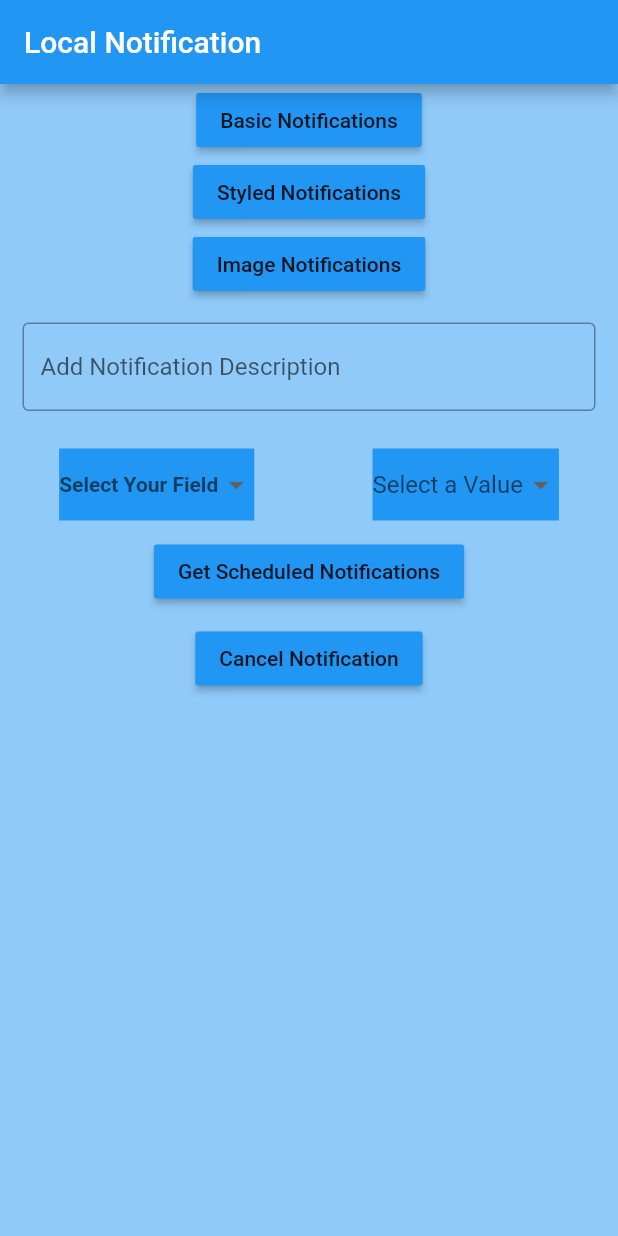
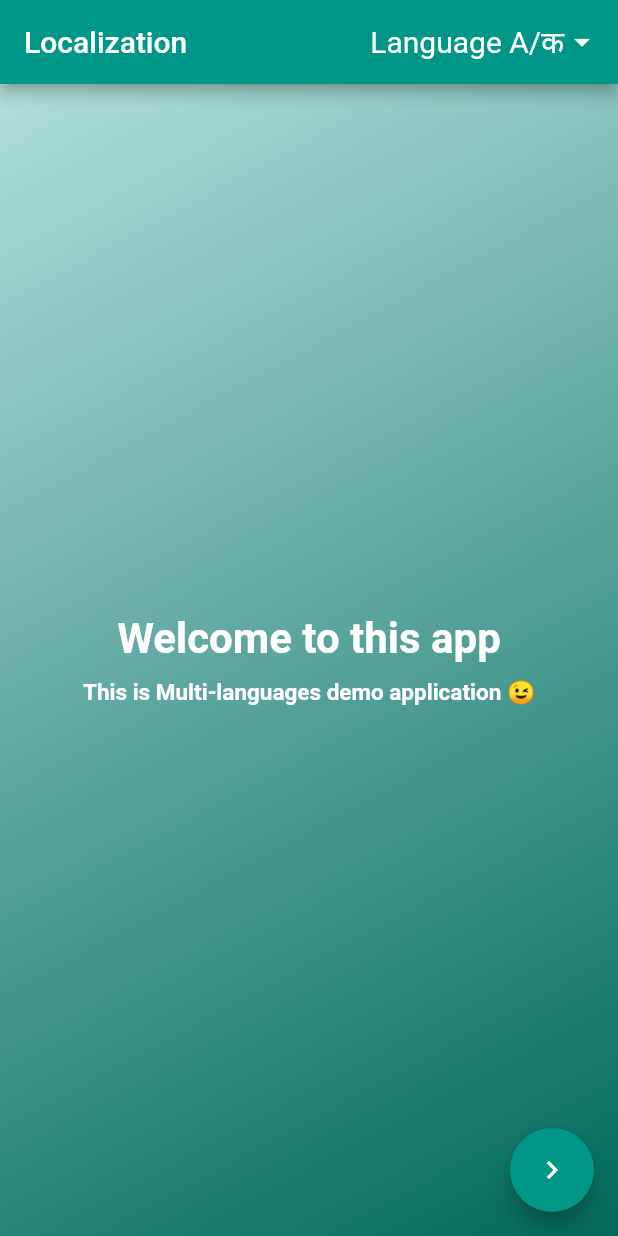
Before and after one commit to sawantmohit25/Practice_concepts, a Flutter app: the screen it shows after launch, on a phone screen of 412 x 824 dp. Run offline on Flutter 3.47's test engine with Material 2 defaults, Android fonts, the phone set to English and light mode, and no system bars; our stand-ins replace cloud_firestore, device_preview, dio, firebase_auth, firebase_messaging, flutter_local_notifications and 12 more; accounts and stored records are empty; generated files the repository leaves out were written again.

Commit message:
Live Location and Multi languages Implemented

```diff
--- /dev/null
+++ b/lang/en.json
@@ -0,0 +1,5 @@
+{
+  "first_string": "Welcome to this app",
+  "second_string": "This is Multi-languages demo application 😉",
+  "app_title": "Localization "
+}
--- /dev/null
+++ b/lang/hi.json
@@ -0,0 +1,5 @@
+{
+  "first_string": "इस ऐप में आपका स्वागत है",
+  "second_string": "यह मल्टी लैंग्वेज डेमो एप्लीकेशन है 😉",
+  "app_title": "स्थानीयकरण "
+}
--- /dev/null
+++ b/lang/mr.json
@@ -0,0 +1,5 @@
+{
+  "first_string": "या अॅपमध्ये आपले स्वागत आहे",
+  "second_string": "हा बहु-भाषेचा डेमो अनुप्रयोग आहे 😉",
+  "app_title": "स्थानिकीकरण "
+}
--- /dev/null
+++ b/lib/app_localizations.dart
@@ -0,0 +1,65 @@
+import 'dart:async';
+import 'dart:convert';
+import 'package:flutter/material.dart';
+import 'package:flutter/services.dart';
+
+class AppLocalizations{
+
+  final Locale locale;
+  AppLocalizations(this.locale);
+
+  static AppLocalizations of(BuildContext context) {
+    return Localizations.of<AppLocalizations>(context, AppLocalizations);
+  }
+
+  // Static member to have a simple access to the delegate from the MaterialApp
+  static const LocalizationsDelegate<AppLocalizations> delegate =
+  _AppLocalizationsDelegate();
+
+
+  Map<String, String> _localizedStrings;
+
+  Future<bool> load() async {
+    // Load the language JSON file from the "lang" folder
+    String jsonString = await rootBundle.loadString('lang/${locale.languageCode}.json');
+
+    Map<String, dynamic> jsonMap = json.decode(jsonString);
+
+    _localizedStrings = jsonMap.map((key, value) {
+      return MapEntry(key, value.toString());
+    });
+
+    return true;
+  }
+
+  // This method will be called from every widget which needs a localized text
+  String translate(String key) {
+    return _localizedStrings[key];
+  }
+
+
+}
+
+class _AppLocalizationsDelegate
+    extends LocalizationsDelegate<AppLocalizations> {
+  // This delegate instance will never change (it doesn't even have fields!)
+  // It can provide a constant constructor.
+  const _AppLocalizationsDelegate();
+
+  @override
+  bool isSupported(Locale locale) {
+    // Include all of your supported language codes here
+    return ['en', 'hi','mr'].contains(locale.languageCode);
+  }
+
+  @override
+  Future<AppLocalizations> load(Locale locale) async {
+    // AppLocalizations class is where the JSON loading actually runs
+    AppLocalizations localizations = new AppLocalizations(locale);
+    await localizations.load();
+    return localizations;
+  }
+
+  @override
+  bool shouldReload(_AppLocalizationsDelegate old) => false;
+}
--- /dev/null
+++ b/lib/l10n.dart
@@ -0,0 +1,20 @@
+import 'package:flutter/material.dart';
+class L10n{
+  static final all=[
+    const Locale('en','US'),
+    const Locale('hi','IN'),
+    const Locale('mr','IN'),
+  ];
+  static String getLanguage(String code){
+    switch(code){
+      case 'en':
+        return 'English';
+      case 'hi':
+        return 'Hindi';
+      case 'mr':
+        return 'Marathi';
+      default :
+        return 'English';
+    }
+  }
+}
--- /dev/null
+++ b/lib/locale_provider.dart
@@ -0,0 +1,17 @@
+import 'package:flutter/material.dart';
+import 'package:sembast_app/l10n.dart';
+class LocaleProvider extends ChangeNotifier{
+  Locale _locale;
+
+  Locale get locale => _locale;
+
+  void setLocale(Locale locale){
+    if(!L10n.all.contains(locale)) return;
+    _locale=locale;
+    notifyListeners();
+  }
+  clearLocale(){
+    _locale=null;
+    notifyListeners();
+  }
+}
--- /dev/null
+++ b/lib/localization/language_picker.dart
@@ -0,0 +1,32 @@
+import 'package:flutter/material.dart';
+import 'package:provider/provider.dart';
+import 'package:sembast_app/l10n.dart';
+import 'package:sembast_app/locale_provider.dart';
+class LanguagePicker extends StatelessWidget {
+  @override
+  Widget build(BuildContext context) {
+    final provider=Provider.of<LocaleProvider>(context,listen: false);
+
+    final locale=provider.locale;
+
+    return DropdownButtonHideUnderline(child:DropdownButton(
+      iconEnabledColor: Colors.white,
+      hint:Text('Language A/क',style:TextStyle(fontSize:20,color:Colors.white),),
+      dropdownColor:Colors.teal,
+      onChanged: (_){},
+      value: locale,
+      items:L10n.all.map((locale){
+        final language=L10n.getLanguage(locale.languageCode);
+        return DropdownMenuItem(
+          onTap:(){
+            final provider=Provider.of<LocaleProvider>(context,listen: false);
+            provider.setLocale(locale);
+          },
+            value:locale,
+            child:Center(
+          child:Text(language,style:TextStyle(fontSize:20,color:Colors.white),),
+        ));
+      }).toList(),
+    ));
+  }
+}
--- /dev/null
+++ b/lib/localization/localization.dart
@@ -0,0 +1,46 @@
+import 'package:flutter/material.dart';
+import 'package:sembast_app/app_localizations.dart';
+import 'package:sembast_app/live_location/live_location.dart';
+import 'package:sembast_app/localization/language_picker.dart';
+class Localization extends StatefulWidget {
+  @override
+  _LocalizationState createState() => _LocalizationState();
+}
+
+class _LocalizationState extends State<Localization> {
+  @override
+  Widget build(BuildContext context) {
+    return Scaffold(
+      floatingActionButton:FloatingActionButton(
+        backgroundColor:Colors.teal,
+        onPressed:(){
+          Navigator.push(context,MaterialPageRoute(builder:(context) => LiveLocation()));
+        },
+        child:Icon(Icons.chevron_right),
+      ),
+        appBar:AppBar(title: Text(AppLocalizations.of(context).translate('app_title')),backgroundColor:Colors.teal,actions: [
+          LanguagePicker(),
+          SizedBox(width: 12,)
+        ],),
+    body:Container(
+    decoration:BoxDecoration(
+    gradient:LinearGradient(
+    begin:Alignment.topLeft,
+    end: Alignment.bottomRight,
+    colors:[
+    Colors.teal[100],
+    Colors.teal[800],
+    ]
+    )
+    ),
+    child:Center(child: Column(
+    mainAxisAlignment: MainAxisAlignment.center,
+    children: [
+    Text(AppLocalizations.of(context).translate('first_string'),style:TextStyle(fontSize:28,color:Colors.white,fontWeight:FontWeight.bold),),
+    SizedBox(height:10.0,),
+    Text(AppLocalizations.of(context).translate('second_string'),style:TextStyle(fontSize:15,color:Colors.white,fontWeight:FontWeight.bold),),
+    ],
+    )),
+    ));
+  }
+}
--- a/lib/main.dart
+++ b/lib/main.dart
@@ -1,11 +1,18 @@
 import 'package:device_preview/device_preview.dart';
 import 'package:flutter/material.dart';
+import 'package:flutter_localizations/flutter_localizations.dart';
 import 'package:provider/provider.dart';
 import 'package:scoped_model/scoped_model.dart';
+import 'package:sembast_app/app_localizations.dart';
 import 'package:sembast_app/firebase_model/user_model.dart';
+import 'package:sembast_app/firebase_push_notifications/firebase_push_notification.dart';
 import 'package:sembast_app/firebase_screens/Wrapper.dart';
 import 'package:sembast_app/firebase_service/authentication.dart';
+import 'package:sembast_app/l10n.dart';
+import 'package:sembast_app/live_location/live_location.dart';
 import 'package:sembast_app/local_notifications/local_notification.dart';
+import 'package:sembast_app/locale_provider.dart';
+import 'package:sembast_app/localization/localization.dart';
 import 'package:sembast_app/mvvm_implementation/employee_list.dart';
 import 'package:sembast_app/mvvm_implementation/employee_viewmodel.dart';
 import 'package:sembast_app/permission_screen.dart';
@@ -46,11 +53,49 @@ class MyApp extends StatelessWidget {
     //   home:EmployeeList(),
     //   debugShowCheckedModeBanner: false,
     // ),);
-    return MaterialApp(
-      builder:DevicePreview.appBuilder,
-      home:LocalNotification(),
-      debugShowCheckedModeBanner: false,
+
+    return ChangeNotifierProvider(
+            create: (context) => LocaleProvider(),
+    builder:(context,child){
+              final provider=Provider.of<LocaleProvider>(context);
+              return MaterialApp(
+                locale:provider.locale,
+                supportedLocales:L10n.all,
+                localizationsDelegates: [
+                  // THIS CLASS WILL BE ADDED LATER
+                  // A class which loads the translations from JSON files
+                  AppLocalizations.delegate,
+                  // Built-in localization of basic text for Material widgets
+                  GlobalMaterialLocalizations.delegate,
+                  // Built-in localization for text direction LTR/RTL
+                  GlobalWidgetsLocalizations.delegate,
+
+                ],
+                localeResolutionCallback: (locale, supportedLocales) {
+                  // Check if the current device locale is supported
+                  for (var supportedLocale in supportedLocales) {
+                    if (supportedLocale.languageCode == locale.languageCode &&
+                        supportedLocale.countryCode == locale.countryCode) {
+                      return supportedLocale;
+                    }
+                  }
+                  // If the locale of the device is not supported, use the first one
+                  // from the list (English, in this case).
+                  return supportedLocales.first;
+                },
+                home:Localization(),
+              );
+    },
     );
+
+
+    // return MaterialApp(
+    //   builder:DevicePreview.appBuilder,
+    //   home:LiveLocation(),
+    //   debugShowCheckedModeBanner: false,
+    // );
+
+
     // return StreamProvider<User>.value(value:AuthenticationService().user,
     //   child: MaterialApp(
     //     builder: DevicePreview.appBuilder, // Add the builder here
```
Also changed, not shown: lib/firebase_push_notifications/firebase_push_notification.dart (added, +65 -0 lines), lib/live_location/live_location.dart (added, +109 -0 lines), pubspec.yaml (+10 -1 lines), assets/car_icon.png (added), assets/mapmarker.jpeg (added), pubspec.lock, 3 other files.
